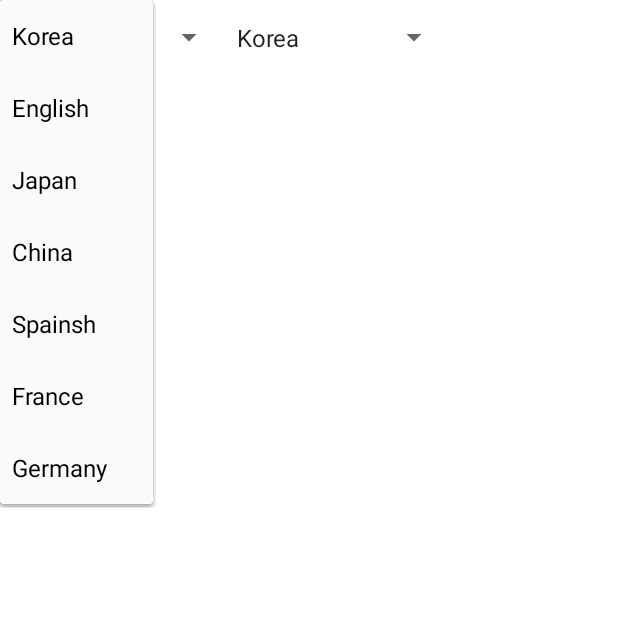
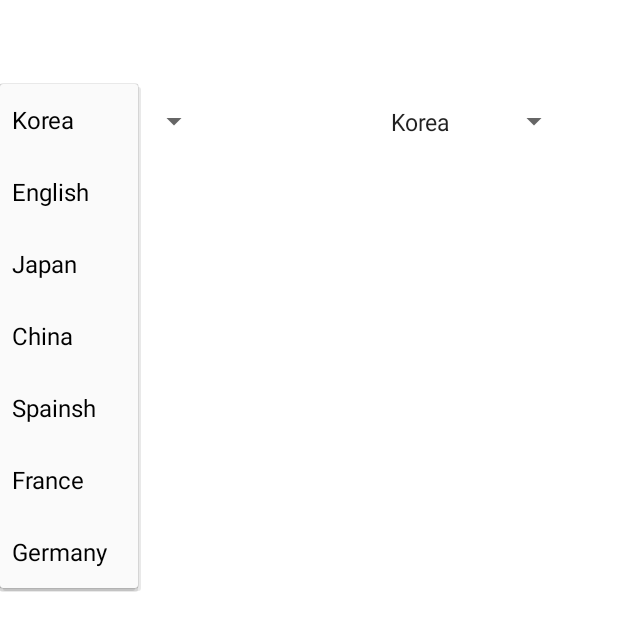
Before and after one commit to YoonSeokHan/SmartTour, an Android app: the screen it shows after launch (MainActivity), after a tap on "Korea", on a phone screen of 412 x 824 dp. Shown: the top 631 px of the screen. Run offline under Robolectric (Android 15) with nearby library versions, the phone set to English and light mode, and no system bars.

Commit message:
창업캠프 11월 26일

```diff
--- a/app/src/main/java/com/example/dbstj/myapplication/MainActivity.java
+++ b/app/src/main/java/com/example/dbstj/myapplication/MainActivity.java
@@ -1,5 +1,4 @@
 package com.example.dbstj.myapplication;
-
 import android.os.Bundle;
 import android.support.annotation.BoolRes;
 import android.support.v7.app.AppCompatActivity;
@@ -12,13 +11,13 @@ import android.widget.Spinner;
  * Created by dbstj on 2017-11-25.
  */
 
-public class MainActivity extends AppCompatActivity {
-
+public class MainActivity extends AppCompatActivity { // 메인화면 엑티비티
     @Override
     protected void onCreate(Bundle savedInstanceState) {
         super.onCreate(savedInstanceState);
         setContentView(R.layout.mainactivity);
 
+        //스피너 동작 메소드
         Spinner spinner = (Spinner) findViewById(R.id.spinner1);
         ArrayAdapter<CharSequence> adapter = ArrayAdapter.createFromResource(this,
                 R.array.city, android.R.layout.simple_spinner_item);
@@ -35,14 +34,10 @@ public class MainActivity extends AppCompatActivity {
             @Override
             public void onItemSelected(AdapterView<?> parent, View view,
                                        int position, long id) {
-
             }
-
             @Override
             public void onNothingSelected(AdapterView<?> parent) {
             }
         });
-
     }
-
 }
--- a/app/src/main/java/com/example/dbstj/myapplication/SplashScreen.java
+++ b/app/src/main/java/com/example/dbstj/myapplication/SplashScreen.java
@@ -5,18 +5,19 @@ import android.os.Handler;
 import android.support.v7.app.AppCompatActivity;
 import android.os.Bundle;
 
-public class SplashScreen extends AppCompatActivity {
+public class SplashScreen extends AppCompatActivity {  // 스플래쉬 엑티비티
 
 
     @Override
     protected void onCreate(Bundle savedInstanceState) {
-        super.onCreate(savedInstanceState);
-        setContentView(R.layout.activity_what_su_gha);
+        super.onCreate(savedInstanceState); //엑티비티 생성함수
+        setContentView(R.layout.activity_what_su_gha); //왓수과 레이아웃 불러오기 함수
 
-        Handler hd = new Handler();
+        //핸들러 메소드
+        Handler hd = new Handler(); // hd 라는 Handler 메소드 생성
         hd.postDelayed(new Runnable() {
             @Override
-            public void run() {
+            public void run() { // 핸들러 메소드에 3초라는 시간 부여( 3초후에 화면 꺼짐 )
                 Intent intent=new Intent(SplashScreen.this,MainActivity.class);
                 startActivity(intent);
                 finish();       // 3 초후 이미지를 닫아버림
--- a/app/src/main/res/layout/activity_what_su_gha.xml
+++ b/app/src/main/res/layout/activity_what_su_gha.xml
@@ -2,12 +2,15 @@
 <RelativeLayout xmlns:android="http://schemas.android.com/apk/res/android"
 xmlns:app="http://schemas.android.com/apk/res-auto"
 xmlns:tools="http://schemas.android.com/tools"
-android:layout_width="match_parent"
-android:layout_height="match_parent"
+    android:layout_width="match_parent"
+    android:layout_height="match_parent"
     android:background="#ffffff"
     android:orientation="vertical"
 tools:context="com.example.dbstj.myapplication.SplashScreen">
+    //상위 뷰의 크기에 맞게 구성 요소를 확장 = match_parent
+    //뷰의 너비와 높이는 그 뷰 안의 콘텐츠에 맞는 최소 크기로 설정 = wrap_parent
 
+    //Hello? welcome to JEJU  텍스트 속성
     <TextView
         android:id="@+id/textView1"
         android:layout_width="264dp"
--- a/app/src/main/res/layout/mainactivity.xml
+++ b/app/src/main/res/layout/mainactivity.xml
@@ -6,6 +6,8 @@
     android:background="#ffffff"
     android:layout_height="match_parent">
 
+// 메인화면 XML
+
     <android.support.v4.widget.DrawerLayout
         xmlns:android="http://schemas.android.com/apk/res/android"
         android:layout_width="match_parent"
@@ -13,24 +15,33 @@
         android:layout_alignParentTop="true"
         android:layout_alignParentStart="true">
 
-        <LinearLayout
+        <TableLayout
             android:layout_width="match_parent"
             android:layout_height="match_parent"
             android:orientation="horizontal">
 
+//ToolBar 레이아웃이다. 윤석아!!
+            <android.support.v7.widget.Toolbar
+                android:id="@+id/toolbar"
+                android:layout_width="match_parent"
+                android:layout_height="?attr/actionBarSize"
+                android:layout_alignParentTop="true"
+                android:layout_centerHorizontal="true" />
+
             <!--<TextView
                 android:id="@+id/textView1"
-                android:layout_width="wrap_content"
-                android:layout_height="wrap_content"
+
                 android:text="언어선택"
                 android:textAlignment="center"
                 android:textColor="#000000"
                 android:textSize="20sp"
                 android:textStyle="bold" />-->
 
+         <TableRow>
+
              <Spinner
                  android:id="@+id/spinner1"
-                android:layout_width="150dp"
+                 android:layout_width="140dp"
                  android:layout_height="50dp" />
 
              <!--<TextView
@@ -45,10 +56,13 @@
 
              <Spinner
                  android:id="@+id/spinner3"
-                android:layout_width="150dp"
-                android:layout_height="50dp" />
+                 android:layout_width="240dp"
+                 android:layout_height="50dp"
+                 android:layout_gravity="right" />
 
-        </LinearLayout>
+            </TableRow>
+
+        </TableLayout>
 
         <LinearLayout
             android:orientation="vertical"
--- a/app/src/main/res/menu/menu.xml
+++ /dev/null
@@ -1,5 +0,0 @@
-<?xml version="1.0" encoding="utf-8"?>
-<menu xmlns:app="http://schemas.android.com/apk/res-auto"
-    xmlns:android="http://schemas.android.com/apk/res/android">
-
-</menu>
--- a/app/src/main/res/values/styles.xml
+++ b/app/src/main/res/values/styles.xml
@@ -1,7 +1,7 @@
 <resources>
 
     <!-- Base application theme. -->
-    <style name="AppTheme" parent="Theme.AppCompat.Light.DarkActionBar">
+    <style name="AppTheme" parent="Theme.AppCompat.Light.NoActionBar">
         <!-- Customize your theme here. -->
         <item name="colorPrimary">@color/colorPrimary</item>
         <item name="colorPrimaryDark">@color/colorPrimaryDark</item>
```
Lines whose indentation alone changed are shown as unchanged.
